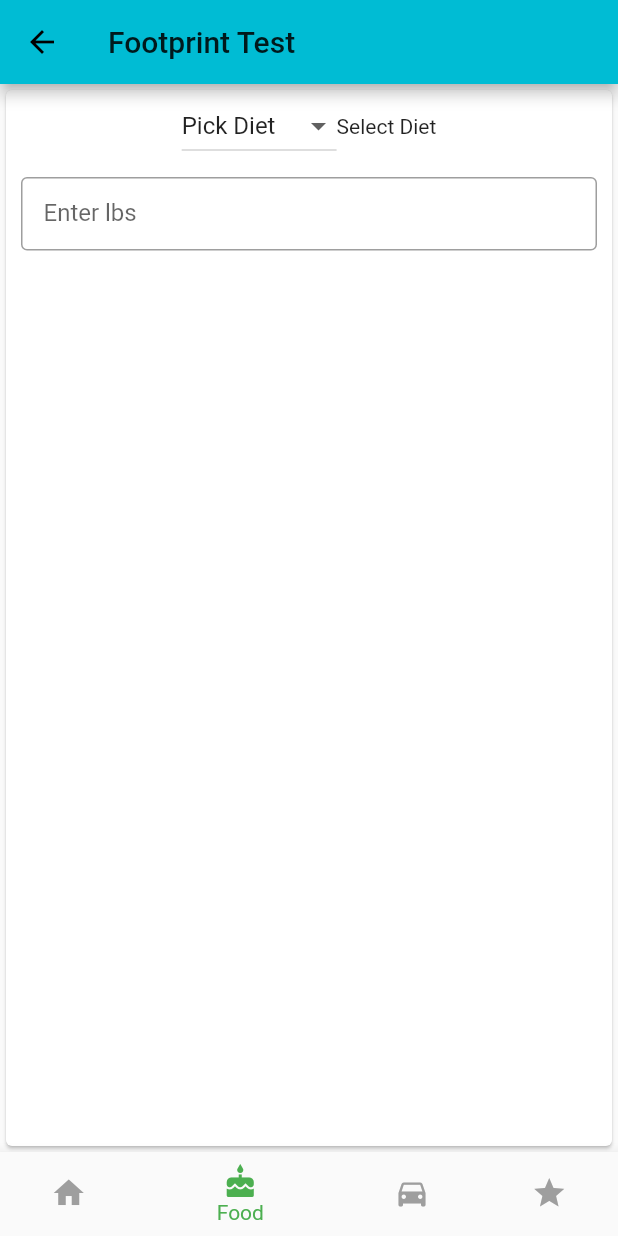
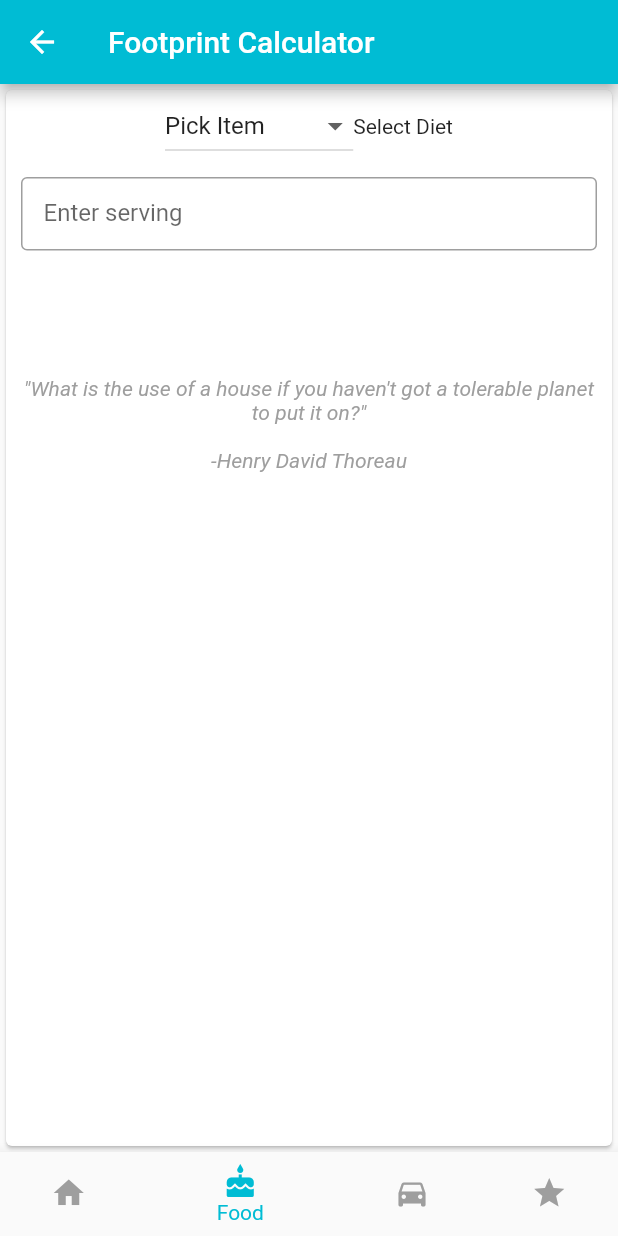
Before and after one commit to maeveconneely/gwc_final_project, a Flutter app: the Quiz screen opened directly with empty values, item 2 of the bottom bar chosen, on a phone screen of 412 x 824 dp. Run offline on Flutter 3.47's test engine with Material 2 defaults, Android fonts, the phone set to English and light mode, and no system bars; our stand-ins replace sqflite; accounts and stored records are empty.

Commit message:
fourth commit

```diff
--- a/conserve/lib/extra_widgets/drop_field.dart
+++ b/conserve/lib/extra_widgets/drop_field.dart
@@ -1,13 +1,41 @@
+import 'package:conserve/pages/food_questions.dart';
 import 'package:flutter/material.dart';
 
 class DropField extends StatelessWidget {
   String text;
   Function f;
+  String dropdownValue;
+  String hintText = '';
 
+  DropField(this.text, this.f, this.dropdownValue);
 
-  DropField(this.text, this.f);
-
-
+  String makeHintText() {
+    List it = FoodQuestions.itemsBar;
+    if (it.contains(dropdownValue)) {
+      if (dropdownValue == it[1]) {
+        return hintText + ' 6.61 lbs per Serving';
+      } else if (dropdownValue == it[2]) {
+        return hintText + ' 1.72 lbs per Serving';
+      } else if (dropdownValue == it[3]) {
+        return hintText + ' 1.26 lbs per Serving';
+      } else if (dropdownValue == it[4]) {
+        return hintText + ' 2.45 lbs per Serving';
+      } else if (dropdownValue == it[5]) {
+        return hintText + ' .72 lbs per Serving';
+      } else if (dropdownValue == it[6]) {
+        return hintText + ' .89 lbs per Serving';
+      } else if (dropdownValue == it[7]) {
+        return hintText + ' .16 lbs per Serving';
+      } else if (dropdownValue == it[9]) {
+        return hintText + ' .11 lbs per Serving';
+      } else if (dropdownValue == it[12]) {
+        return hintText + ' .07 lbs per Serving';
+      } else if (dropdownValue == it[13]) {
+        return hintText + ' .03 lbs per Serving';
+      }
+    }
+    return hintText;
+  }
 
   @override
   Widget build(BuildContext context) {
@@ -18,7 +46,7 @@ class DropField extends StatelessWidget {
           border: OutlineInputBorder(),
           contentPadding: EdgeInsets.all(15),
           labelText: text,
-          //hintText: hintText,
+          hintText: makeHintText(),
         ),
         onChanged: (String value) {
           f(value);
--- a/conserve/lib/main.dart
+++ b/conserve/lib/main.dart
@@ -30,10 +30,11 @@ class _ConserveState extends State<Conserve> {
 
   @override
   Widget build(BuildContext context) {
-    s.calcCar();
+    //s.calcCar();
     return MaterialApp(
       theme: ThemeData(
         primarySwatch: Colors.cyan,
+
       ),
       home: Home(score),
     );
--- a/conserve/lib/pages/food_questions.dart
+++ b/conserve/lib/pages/food_questions.dart
@@ -6,6 +6,23 @@ import 'package:conserve/model/score.dart';
 import 'package:flutter/material.dart';
 
 class FoodQuestions extends StatefulWidget {
+  static const List<String> itemsBar = [
+    'Pick Item',
+    'Beef/Lamb',
+    'Pork',
+    'Poultry',
+    'Cheese',
+    'Milk',
+    'Eggs',
+    'Rice',
+    'Bread/Cereals',
+    'Legumes',
+    'Vegetables',
+    'Fruit',
+    'Carrots',
+    'Potatoes',
+  ];
+
   @override
   _FoodQuestionsState createState() => _FoodQuestionsState();
 }
@@ -14,14 +31,6 @@ class _FoodQuestionsState extends State<FoodQuestions> {
   int column;
   String nameKey;
   var dbHelper = DatabaseHelper.instance;
-
-  static const List<String> itemsBar = [
-    'Pick Diet',
-    'Meat',
-    'Vegetables'
-    ''
-    ,
-  ];
 
   void _onChange(value) {
     print(value);
@@ -47,19 +56,50 @@ class _FoodQuestionsState extends State<FoodQuestions> {
 
   void _changeScore(int value) async {
     bool go = false;
-    if (nameKey == 'Meat') {
-      column = 2;
+    List it = FoodQuestions.itemsBar;
+    if (nameKey == it[1]) {
+      column = 3;
       go = true;
-    } else if (nameKey == 'Vegetables') {
-      column = 3;
+    } else if (nameKey == it[2]) {
+      column = 4;
+      go = true;
+    } else if (nameKey == it[3]) {
+      column = 5;
+      go = true;
+    } else if (nameKey == it[4]) {
+      column = 6;
+      go = true;
+    } else if (nameKey == it[5]) {
+      column = 7;
+      go = true;
+    } else if (nameKey == it[6]) {
+      column = 8;
+      go = true;
+    } else if (nameKey == it[7]) {
+      column = 9;
+      go = true;
+    } else if (nameKey == it[8]) {
+      column = 10;
+      go = true;
+    } else if (nameKey == it[9]) {
+      column = 11;
+      go = true;
+    } else if (nameKey == it[10]) {
+      column = 12;
+      go = true;
+    } else if (nameKey == it[11]) {
+      column = 13;
+      go = true;
+    } else if (nameKey == it[12]) {
+      column = 14;
+      go = true;
+    } else if (nameKey == it[13]) {
+      column = 15;
       go = true;
     }
 
-    Score row = Score(
-      columnId: column,
-      columnName: nameKey,
-      columnScore: value
-    );
+    Score row =
+        Score(columnId: column, columnName: nameKey, columnScore: value);
 
     if (go) {
       await dbHelper.insertScore(row).then((value) {
@@ -77,7 +117,7 @@ class _FoodQuestionsState extends State<FoodQuestions> {
     return await allRows[0]['score'];
   }
 
-  String dropdownValue = itemsBar[0];
+  String dropdownValue = FoodQuestions.itemsBar[0];
   @override
   Widget build(BuildContext context) {
     _queryScores();
@@ -85,11 +125,33 @@ class _FoodQuestionsState extends State<FoodQuestions> {
       child: Card(
         child: Column(
           children: [
-            DropDown(itemsBar, _changeMenu, dropdownValue, 'Select Diet'),
-            DropField(
-              'Enter lbs',
-              _onChange,
-            ),
+            DropDown(FoodQuestions.itemsBar, _changeMenu, dropdownValue,
+                'Select Diet'),
+            DropField('Enter serving', _onChange, dropdownValue),
+            Container(
+              padding: EdgeInsets.all(10),
+              child: Column(
+
+                children: <Widget>[
+                  Text(
+                    '\n\n\n\n"What is the use of a house if you haven\'t got a tolerable planet to put it on?"',
+                    textAlign: TextAlign.center,
+                    style: TextStyle(
+                      fontStyle: FontStyle.italic,
+                      color: Colors.grey,
+                    ),
+                  ),
+                  Text(
+                    '\n-Henry David Thoreau',
+                    textAlign: TextAlign.center,
+                    style: TextStyle(
+                      fontStyle: FontStyle.italic,
+                      color: Colors.grey,
+                    ),
+                  )
+                ],
+              ),
+            )
           ],
         ),
       ),
--- a/conserve/lib/quiz.dart
+++ b/conserve/lib/quiz.dart
@@ -1,9 +1,7 @@
-
 import 'package:conserve/pages/home_questions.dart';
 import 'package:conserve/walkaround/food.dart';
 import 'package:conserve/walkaround/travel.dart';
 import 'package:flutter/material.dart';
-
 
 class Quiz extends StatefulWidget {
   int score;
@@ -16,7 +14,6 @@ class Quiz extends StatefulWidget {
 }
 
 class _QuizState extends State<Quiz> {
-
   static int score = 0;
   static int miles = 0;
 
@@ -37,7 +34,6 @@ class _QuizState extends State<Quiz> {
   ];
 
   void _onItemTapped(int index) {
-
     setState(() {
       _selectedIndex = index;
     });
@@ -47,7 +43,13 @@ class _QuizState extends State<Quiz> {
   Widget build(BuildContext context) {
     return Scaffold(
       appBar: AppBar(
-        title: Text('Footprint Test'),
+        iconTheme: IconThemeData(color: Colors.white),
+        title: Text(
+          'Footprint Calculator',
+          style: TextStyle(
+            color: Colors.white,
+          ),
+        ),
       ),
       body: Container(
         child: Center(
@@ -74,7 +76,7 @@ class _QuizState extends State<Quiz> {
           ),
         ],
         currentIndex: _selectedIndex,
-        selectedItemColor: Colors.green,
+        selectedItemColor: Colors.cyan,
         unselectedItemColor: Colors.grey,
         onTap: _onItemTapped,
       ),
```
Also changed, not shown: conserve/lib/extra_widgets/score_calculator.dart (+85 -7 lines), conserve/lib/footprint.dart (+10 -10 lines), conserve/lib/home.dart (+23 -13 lines), conserve/lib/pages/travel_questions.dart (+33 -11 lines), conserve/pubspec.yaml (+4 -3 lines), conserve/images/conserv.png (added).
